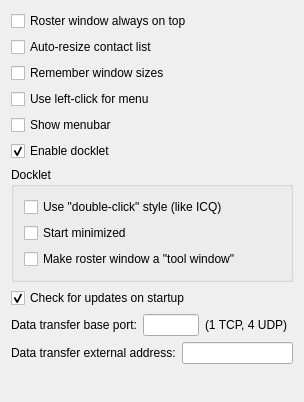
Qt form src/options/opt_application.ui (psi-im/psi) before a commit.
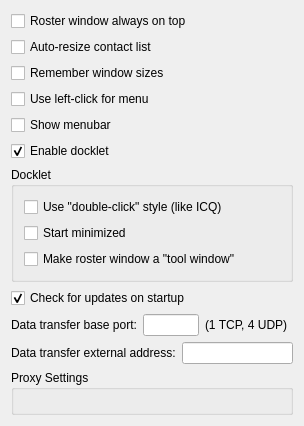
The same form after that commit.

Commit message: Started work on global proxy configurations based on patch from Psi+.

The edit to the form file:
```diff
--- a/src/options/opt_application.ui
+++ b/src/options/opt_application.ui
@@ -201,6 +201,14 @@
      </item>
     </layout>
    </item>
+   <item>
+    <widget class="QGroupBox" name="gb_proxy">
+     <property name="title">
+      <string>Proxy Settings</string>
+     </property>
+     <layout class="QHBoxLayout" name="horizontalLayout_2"/>
+    </widget>
+   </item>
    <item>
     <spacer>
      <property name="orientation" >
```
The commit also changes 4 other files.
